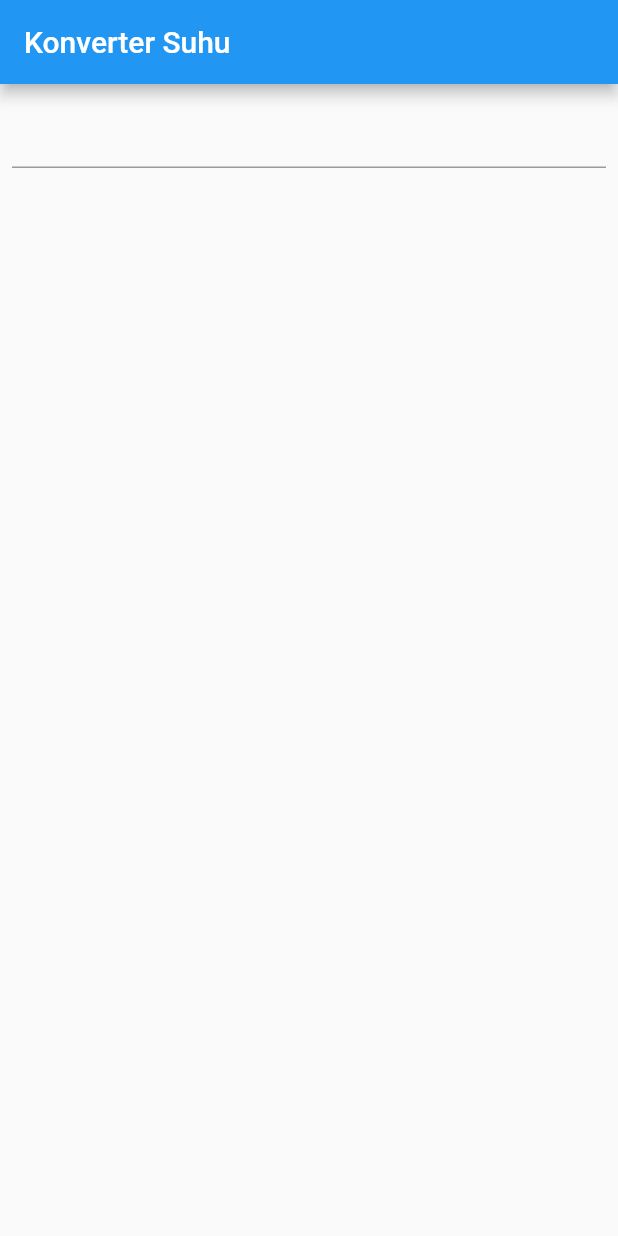
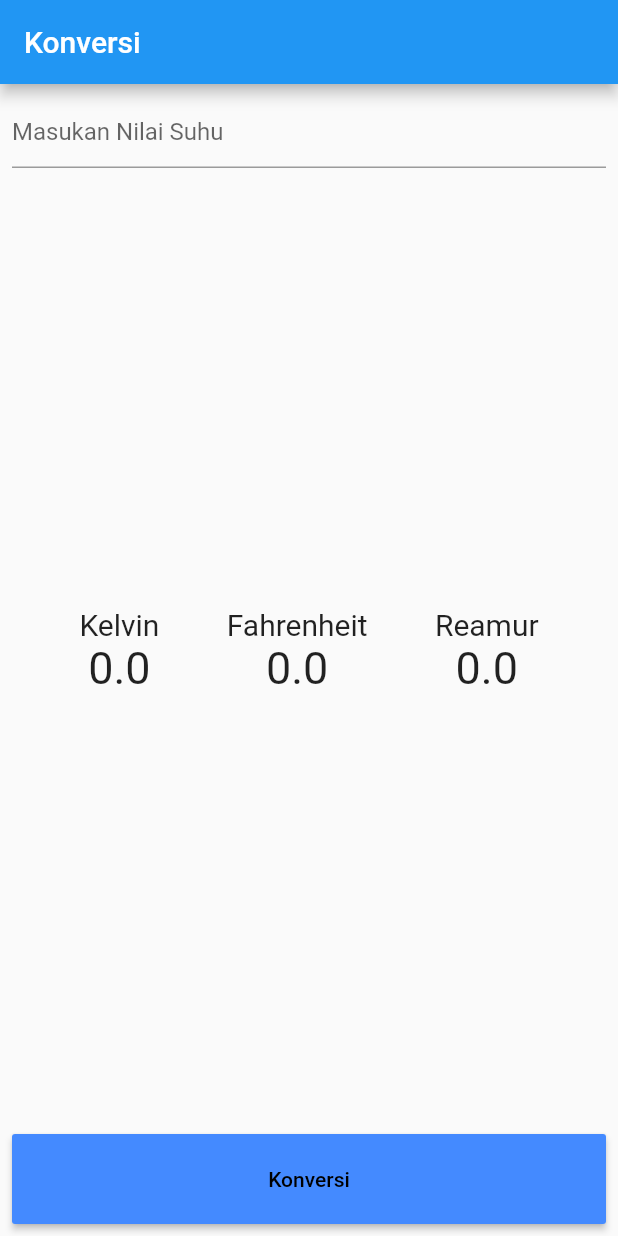
Before and after one commit to AryaDuta10/chapter3, a Flutter app: the screen it shows after launch, on a phone screen of 412 x 824 dp. Run offline on Flutter 3.47's test engine with Material 2 defaults, Android fonts, the phone set to English and light mode, and no system bars.

```diff
--- a/lib/main.dart
+++ b/lib/main.dart
@@ -1,18 +1,40 @@
+import 'package:chapter3/widgets/Input.dart';
+import 'package:chapter3/widgets/Result.dart';
 import 'package:flutter/material.dart';
+import 'package:flutter/services.dart';
 
 void main() {
-
- runApp(MyApp());
-
+  runApp(MyApp());
 }
 
-class MyApp extends StatelessWidget {
+class MyApp extends StatefulWidget {
   // This widget is the root of your application.
   @override
+  State<MyApp> createState() => _MyAppState();
+}
 
+class _MyAppState extends State<MyApp> {
+  TextEditingController etInput = new TextEditingController();
+
+  double inputUser = 0;
+  double kelvin = 0;
+  double fahrenheit = 0;
+  double reamur = 0;
+
+  konversi() {
+    //set state
+    setState(() {
+      inputUser = double.parse(etInput.text);
+      reamur = 4 / 5 * inputUser;
+      fahrenheit = 9 / 5 * inputUser + 32;
+      kelvin = inputUser + 273;
+    });
+  }
+
+  @override
   Widget build(BuildContext context) {
-
     return MaterialApp(
+      debugShowCheckedModeBanner: false,
       title: 'Flutter Demo',
       theme: ThemeData(
         primarySwatch: Colors.blue,
@@ -20,11 +42,27 @@ class MyApp extends StatelessWidget {
       ),
       home: Scaffold(
         appBar: AppBar(
-          title: Text("Konverter Suhu"),
+          title: Text("Konversi"),
         ),
         body: Container(
           margin: EdgeInsets.all(8),
-          child: TextFormField(),
+          child: Column(
+            mainAxisAlignment: MainAxisAlignment.spaceBetween,
+            children: [
+              Input(etInput: etInput),
+              Result(kelvin: kelvin, fahrenheit: fahrenheit, reamur: reamur),
+              Container(
+                width: double.infinity,
+                height: 60,
+                child: RaisedButton(
+                  onPressed: konversi,
+                  color: Colors.blueAccent,
+                  textColor: Colors.black,
+                  child: Text("Konversi"),
+                ),
+              ),
+            ],
+          ),
         ),
       ),
     );
--- /dev/null
+++ b/lib/widgets/Input.dart
@@ -0,0 +1,21 @@
+
+import 'package:flutter/material.dart';
+
+class Input extends StatelessWidget {
+  const Input({
+    Key? key,
+    required this.etInput,
+  }) : super(key: key);
+
+  final TextEditingController etInput;
+
+  @override
+  Widget build(BuildContext context) {
+    return TextFormField(
+      decoration: InputDecoration(hintText: "Masukan Nilai Suhu"),
+      // inputFormatters: [FilteringTextInputFormatter.digitsOnly],
+      controller: etInput,
+      keyboardType: TextInputType.number,
+    );
+  }
+}
--- /dev/null
+++ b/lib/widgets/Result.dart
@@ -0,0 +1,59 @@
+import 'package:flutter/material.dart';
+
+class Result extends StatelessWidget {
+  const Result({
+    Key? key,
+    required this.kelvin,
+    required this.fahrenheit,
+    required this.reamur,
+  }) : super(key: key);
+
+  final double kelvin;
+  final double fahrenheit;
+  final double reamur;
+
+  @override
+  Widget build(BuildContext context) {
+    return Row(
+      mainAxisAlignment: MainAxisAlignment.spaceEvenly,
+      children: [
+        Column(
+          children: [
+            Text(
+              "Kelvin",
+              style: TextStyle(fontSize: 20),
+            ),
+            Text(
+              '$kelvin',
+              style: TextStyle(fontSize: 30),
+            ),
+          ],
+        ),
+        Column(
+          children: [
+            Text(
+              "Fahrenheit",
+              style: TextStyle(fontSize: 20),
+            ),
+            Text(
+              '$fahrenheit',
+              style: TextStyle(fontSize: 30),
+            ),
+          ],
+        ),
+        Column(
+          children: [
+            Text(
+              "Reamur",
+              style: TextStyle(fontSize: 20),
+            ),
+            Text(
+              '$reamur',
+              style: TextStyle(fontSize: 30),
+            ),
+          ],
+        ),
+      ],
+    );
+  }
+}
```
